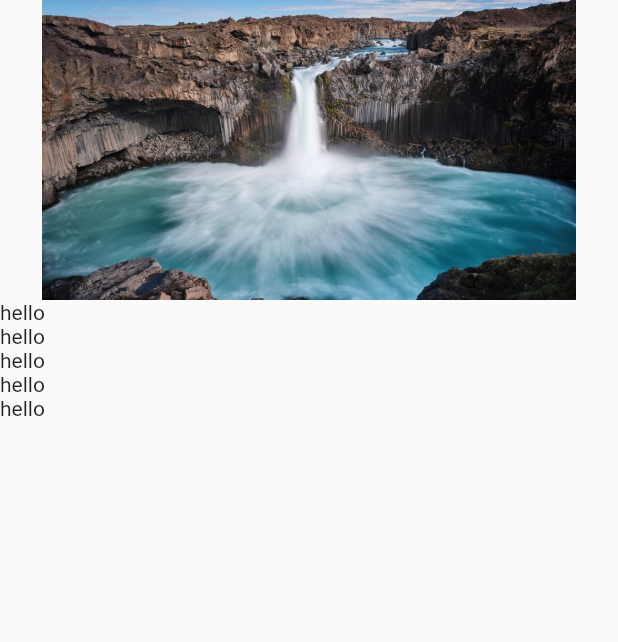
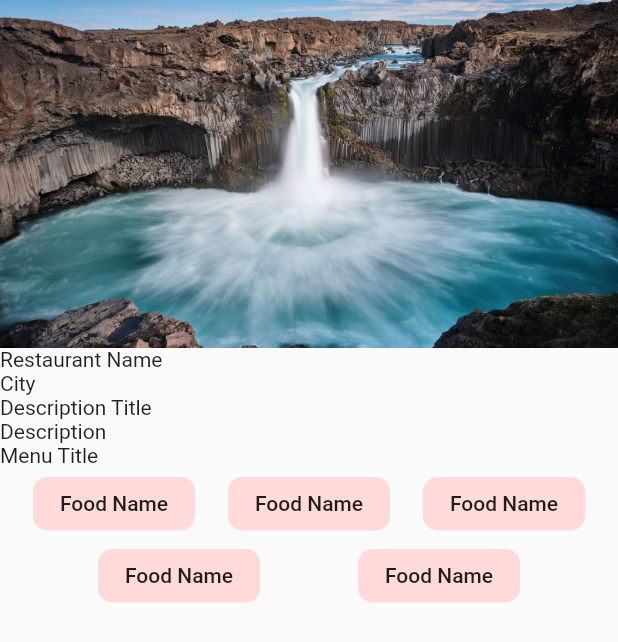
Before and after one commit to DhaniAM/Flutter-restaurant-app-1, a Flutter app: the RestaurantDetailScreen screen opened directly, on a phone screen of 412 x 824 dp. Shown: the top 642 px of the screen. Run offline on Flutter 3.47's test engine with Material 2 defaults, Android fonts, the phone set to English and light mode, and no system bars.

Commit message:
restaurant detail screen done

```diff
--- /dev/null
+++ b/lib/menu_item_name.dart
@@ -0,0 +1,17 @@
+import 'package:flutter/material.dart';
+
+class MenuItemName extends StatelessWidget {
+  const MenuItemName({Key? key}) : super(key: key);
+
+  @override
+  Widget build(BuildContext context) {
+    return Chip(
+      label: Text("Food Name"),
+      padding: EdgeInsets.all(10),
+      backgroundColor: Color.fromRGBO(255, 218, 218, 1),
+      shape: RoundedRectangleBorder(
+        borderRadius: BorderRadius.circular(10),
+      ),
+    );
+  }
+}
--- a/lib/restaurant_detail_screen.dart
+++ b/lib/restaurant_detail_screen.dart
@@ -1,4 +1,5 @@
 import 'package:flutter/material.dart';
+import 'package:restaurant_app_1/menu_item_name.dart';
 
 class RestaurantDetailScreen extends StatelessWidget {
   const RestaurantDetailScreen({Key? key}) : super(key: key);
@@ -7,17 +8,39 @@ class RestaurantDetailScreen extends StatelessWidget {
   Widget build(BuildContext context) {
     return Scaffold(
       body: SafeArea(
-        child: ListView(children: <Widget>[
-          Image.asset(
-            "asset/img-test.jpg",
-            height: 200,
-          ),
-          Text("hello"),
-          Text("hello"),
-          Text("hello"),
-          Text("hello"),
-          Text("hello"),
-        ]),
+        child: ListView(
+          children: <Widget>[
+            /// Top Image
+            Image.asset(
+              "asset/img-test.jpg",
+            ),
+
+            /// Restaurant Name
+            Text("Restaurant Name"),
+
+            /// Location
+            Text("City"),
+
+            /// Description
+            Text("Description Title"),
+            Text("Description"),
+
+            /// Menu
+            Text("Menu Title"),
+
+            /// Menu name
+            Wrap(
+              alignment: WrapAlignment.spaceEvenly,
+              children: <Widget>[
+                MenuItemName(),
+                MenuItemName(),
+                MenuItemName(),
+                MenuItemName(),
+                MenuItemName(),
+              ],
+            ),
+          ],
+        ),
       ),
     );
   }
```
